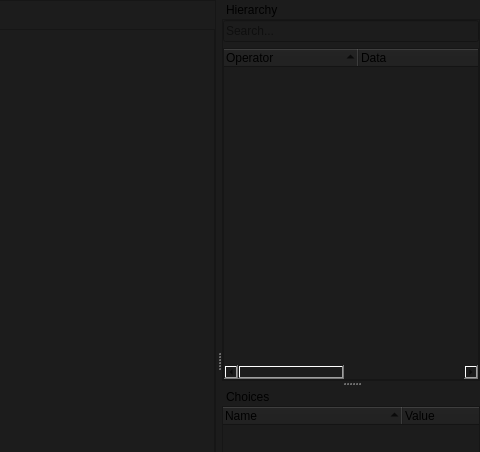
This is smartprop_editor/main.ui in dertwist/Hammer5Tools as Qt 5 draws it before an edit; both pictures show x 800 to 1280 and y 0 to 452 of the 1280 by 720 pixel window. The edited form follows.
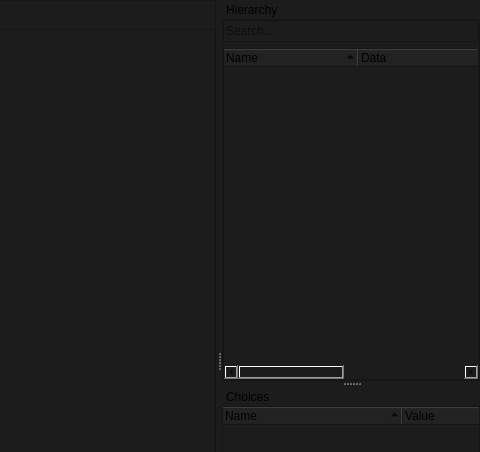
This is the edited form. Icons and pictures are not drawn.

Diff of the .ui file:
```diff
--- a/smartprop_editor/main.ui
+++ b/smartprop_editor/main.ui
@@ -285,7 +285,7 @@
           </attribute>
           <column>
            <property name="text">
-            <string notr="true">Operator</string>
+            <string notr="true">Name</string>
            </property>
           </column>
           <column>
```
